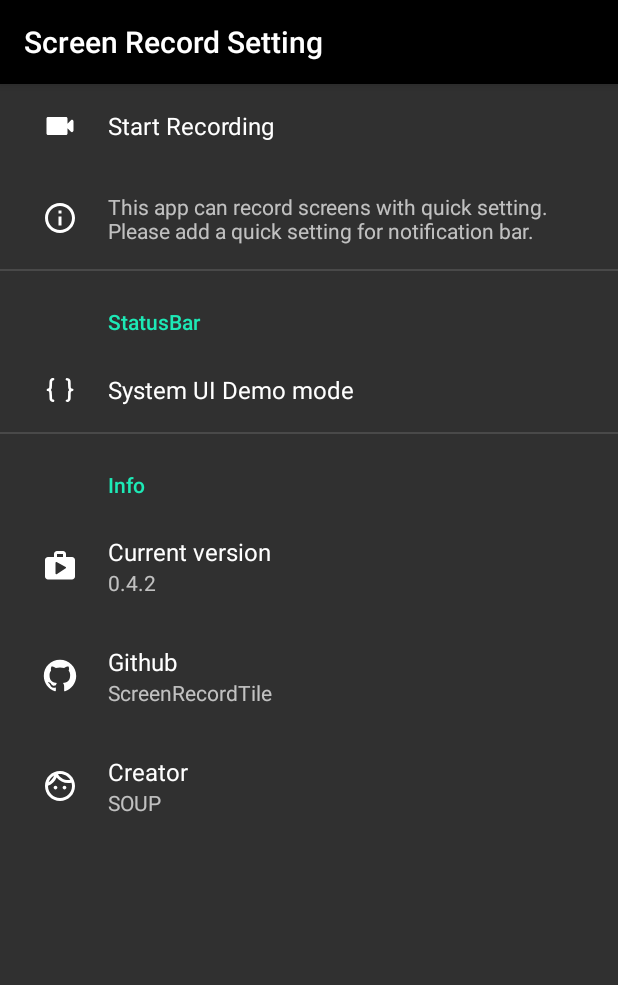
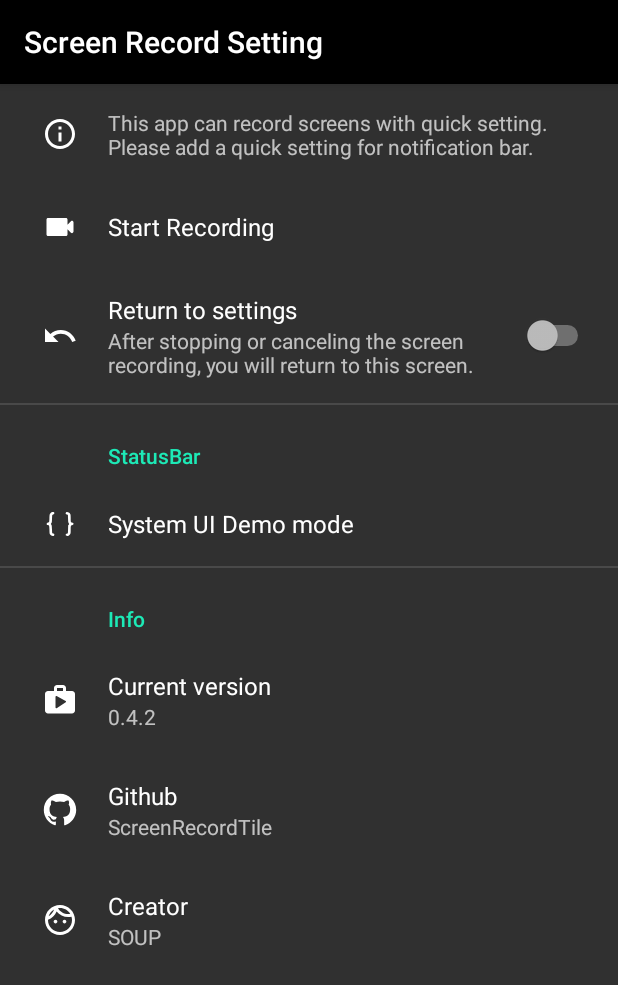
Before and after one commit to fornewid/ScreenRecordTile, an Android app: the screen it shows after launch (SettingActivity), on a phone screen of 412 x 824 dp. Shown: the top 985 px of the screen. Run offline under Robolectric (Android 15) with nearby library versions, the phone set to English and light mode, and no system bars; our stand-ins replace Timber.

Commit message:
Add 'Return to settings' option

```diff
--- a/app/build.gradle
+++ b/app/build.gradle
@@ -18,6 +18,10 @@ android {
         def prefUseAudio = "use_audio"
         buildConfigField 'String', 'PREF_USE_AUDIO', "\"${prefUseAudio}\""
         resValue("string", "pref_use_audio", prefUseAudio)
+
+        def prefReturnToSettings = "return_to_settings"
+        buildConfigField 'String', 'PREF_RETURN_TO_SETTINGS', "\"${prefReturnToSettings}\""
+        resValue("string", "pref_return_to_settings", prefReturnToSettings)
     }
     signingConfigs {
         release {
--- a/app/src/main/java/soup/tile/screenrecord/setting/SettingActivity.kt
+++ b/app/src/main/java/soup/tile/screenrecord/setting/SettingActivity.kt
@@ -24,6 +24,7 @@ class SettingActivity : Activity() {
 
     private var startRecordPref: PreferenceView? = null
     private var useAudioPref: SwitchPreferenceView? = null
+    private var returnToSettingsPref: SwitchPreferenceView? = null
 
     override fun onCreate(savedInstanceState: Bundle?) {
         super.onCreate(savedInstanceState)
@@ -34,8 +35,14 @@ class SettingActivity : Activity() {
             if (RecordingStateManager.isRecording()) {
                 startForegroundServiceCompat(RecordingService.getStopIntent(this))
             } else {
-                val useAudio = useAudioPref?.isChecked() == true
-                startActivity(ScreenRecordActivity.getStartIntent(this, useAudio, fromSettings = true))
+                startActivity(
+                    ScreenRecordActivity.getStartIntent(
+                        context = this,
+                        useAudio = useAudioPref?.isChecked() == true,
+                        fromSettings = true,
+                        returnToSettings = returnToSettingsPref?.isChecked() == true
+                    )
+                )
                 finish()
             }
         }
@@ -43,6 +50,13 @@ class SettingActivity : Activity() {
         useAudioPref = findViewById(R.id.use_audio)
         useAudioPref?.apply {
             visibility = if (hasMicrophoneFeature()) View.VISIBLE else View.GONE
+            setOnClickListener {
+                toggle()
+            }
+        }
+
+        returnToSettingsPref = findViewById(R.id.return_to_settings)
+        returnToSettingsPref?.apply {
             setOnClickListener {
                 toggle()
             }
--- /dev/null
+++ b/app/src/main/res/drawable/ic_setting_return.xml
@@ -0,0 +1,10 @@
+<vector xmlns:android="http://schemas.android.com/apk/res/android"
+    android:width="24dp"
+    android:height="24dp"
+    android:tint="?colorOnBackground"
+    android:viewportWidth="24"
+    android:viewportHeight="24">
+    <path
+        android:fillColor="#FF000000"
+        android:pathData="M12.5,8c-2.65,0 -5.05,0.99 -6.9,2.6L2,7v9h9l-3.62,-3.62c1.39,-1.16 3.16,-1.88 5.12,-1.88 3.54,0 6.55,2.31 7.6,5.5l2.37,-0.78C21.08,11.03 17.15,8 12.5,8z" />
+</vector>
--- a/app/src/main/res/layout/setting_activity.xml
+++ b/app/src/main/res/layout/setting_activity.xml
@@ -7,6 +7,12 @@
         android:layout_width="match_parent"
         android:layout_height="wrap_content"
         android:orientation="vertical">
+
+        <soup.tile.screenrecord.preference.PreferenceView
+            android:layout_width="match_parent"
+            android:layout_height="wrap_content"
+            android:icon="@drawable/ic_setting_info"
+            android:summary="@string/setting_info_description" />
 
         <soup.tile.screenrecord.preference.PreferenceView
             android:id="@+id/start_record"
@@ -24,11 +30,15 @@
             android:key="@string/pref_use_audio"
             android:title="@string/screenrecord_mic_label" />
 
-        <soup.tile.screenrecord.preference.PreferenceView
+        <soup.tile.screenrecord.preference.SwitchPreferenceView
+            android:id="@+id/return_to_settings"
             android:layout_width="match_parent"
             android:layout_height="wrap_content"
-            android:icon="@drawable/ic_setting_info"
-            android:summary="@string/setting_info_description" />
+            android:defaultValue="false"
+            android:icon="@drawable/ic_setting_return"
+            android:key="@string/pref_return_to_settings"
+            android:summary="@string/setting_return_desc"
+            android:title="@string/setting_return_title" />
 
         <View
             android:layout_width="match_parent"
--- a/app/src/main/res/values/strings.xml
+++ b/app/src/main/res/values/strings.xml
@@ -17,6 +17,8 @@
     <string name="screenrecord_notification_channel">Screen Record</string>
     <string name="setting_title">Screen Record Setting</string>
     <string name="setting_info_description">This app can record screens with quick setting. Please add a quick setting for notification bar.</string>
+    <string name="setting_return_title">Return to settings</string>
+    <string name="setting_return_desc">After stopping or canceling the screen recording, you will return to this screen.</string>
     <string name="setting_category_status_bar">StatusBar</string>
     <string name="setting_demo_mode_title">System UI Demo mode</string>
     <string name="setting_category_info">Info</string>
```
Also changed, not shown: app/src/main/java/soup/tile/screenrecord/RecordingService.kt (+18 -1 lines), app/src/main/java/soup/tile/screenrecord/ScreenRecordActivity.kt (+13 -8 lines), app/src/main/java/soup/tile/screenrecord/ScreenRecordTile.kt (+10 -1 lines), 1 other file.
